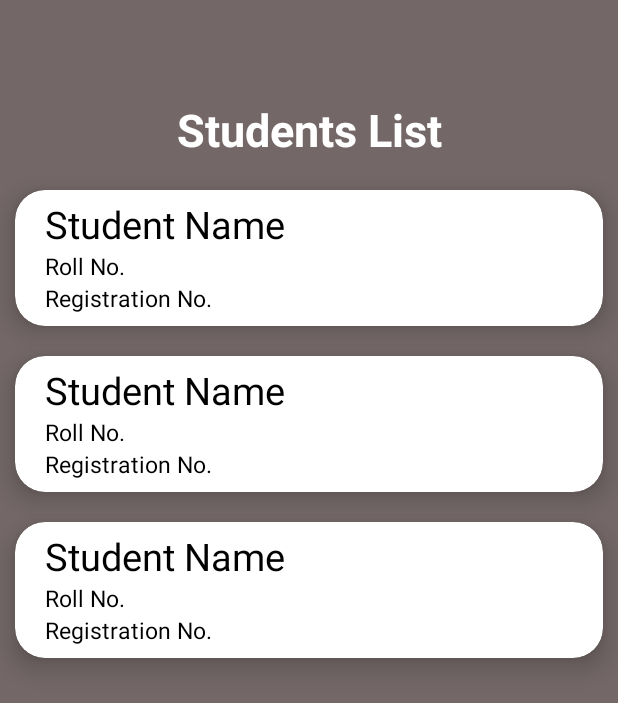
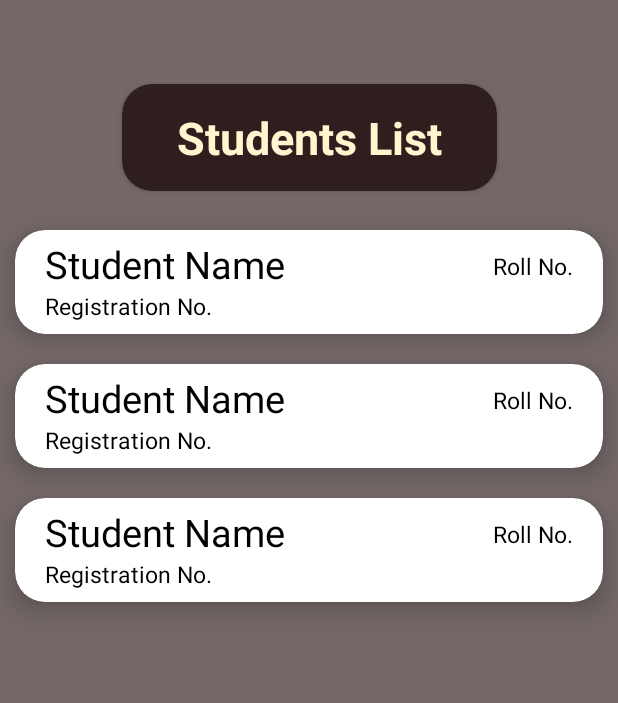
Before and after one commit to Priyanshu-2001/SchoolApp, an Android app: the layout student_list_rcv.xml on its own in the app's theme, with its tools: preview values and no code run, on a phone screen of 412 x 824 dp. Shown: the top 703 px of the screen. Run offline under Robolectric (Android 15) with nearby library versions, the light colour scheme and no system bars.

Commit message:
layout changes

```diff
--- a/app/src/main/res/layout/single_stud_rcv.xml
+++ b/app/src/main/res/layout/single_stud_rcv.xml
@@ -27,27 +27,34 @@
 
             <TextView
                 android:id="@+id/stud_name"
-                android:layout_width="match_parent"
+                android:layout_width="wrap_content"
                 android:layout_height="wrap_content"
+                android:paddingStart="20dp"
                 android:paddingTop="5dp"
-                android:paddingStart="20dp"
                 android:text="Student Name"
                 android:textSize="25dp"
-                app:layout_constraintEnd_toEndOf="parent"
+                app:layout_constraintEnd_toStartOf="@+id/stud_rollno"
+                app:layout_constraintHorizontal_bias="0.5"
+                app:layout_constraintHorizontal_chainStyle="spread_inside"
                 app:layout_constraintStart_toStartOf="parent"
                 app:layout_constraintTop_toTopOf="parent"
                 tools:ignore="RtlSymmetry" />
 
             <TextView
                 android:id="@+id/stud_rollno"
-                android:layout_width="match_parent"
+                android:layout_width="wrap_content"
                 android:layout_height="wrap_content"
+                android:layout_marginTop="8dp"
+                android:gravity="end"
                 android:paddingStart="20dp"
+                android:paddingTop="5dp"
+                android:paddingEnd="20dp"
                 android:text="Roll No."
                 android:textSize="15dp"
                 app:layout_constraintEnd_toEndOf="parent"
-                app:layout_constraintStart_toStartOf="parent"
-                app:layout_constraintTop_toBottomOf="@+id/stud_name"
+                app:layout_constraintHorizontal_bias="0.5"
+                app:layout_constraintStart_toEndOf="@+id/stud_name"
+                app:layout_constraintTop_toTopOf="parent"
                 tools:ignore="RtlSymmetry" />
 
             <TextView
@@ -61,7 +68,7 @@
                 app:layout_constraintBottom_toBottomOf="parent"
                 app:layout_constraintEnd_toEndOf="parent"
                 app:layout_constraintStart_toStartOf="parent"
-                app:layout_constraintTop_toBottomOf="@+id/stud_rollno"
+                app:layout_constraintTop_toBottomOf="@+id/stud_name"
                 tools:ignore="RtlSymmetry" />
         </androidx.constraintlayout.widget.ConstraintLayout>
     </androidx.cardview.widget.CardView>
--- a/app/src/main/res/layout/student_list_rcv.xml
+++ b/app/src/main/res/layout/student_list_rcv.xml
@@ -32,18 +32,38 @@
 
         </androidx.appcompat.widget.Toolbar>
 
-        <TextView
-            android:id="@+id/tv_title"
-            android:layout_width="wrap_content"
+
+        <androidx.cardview.widget.CardView
+            android:id="@+id/title_card"
+            android:layout_width="250dp"
             android:layout_height="wrap_content"
-            android:padding="10dp"
-            android:text="Students List"
-            android:textColor="@color/white"
-            android:textSize="30dp"
-            android:textStyle="bold"
+            android:layout_marginStart="16dp"
+            android:layout_marginEnd="16dp"
+            android:layout_marginBottom="16dp"
+            android:elevation="40dp"
+            android:backgroundTint="#2E1E1E"
+            app:cardCornerRadius="20dp"
+            app:layout_constraintBottom_toTopOf="@+id/rcv_stud"
             app:layout_constraintEnd_toEndOf="parent"
             app:layout_constraintStart_toStartOf="parent"
-            app:layout_constraintTop_toBottomOf="@id/toolbar" />
+            app:layout_constraintTop_toBottomOf="@id/toolbar">
+
+            <TextView
+                android:id="@+id/tv_title"
+                android:layout_width="match_parent"
+                android:layout_height="match_parent"
+                android:gravity="center"
+                android:padding="15dp"
+                android:text="Students List"
+                android:textColor="#FFF5CE"
+                android:textStyle="bold"
+                android:textSize="30sp"
+                app:layout_constraintBottom_toTopOf="@+id/rcv_stud"
+                app:layout_constraintEnd_toEndOf="parent"
+                app:layout_constraintStart_toStartOf="parent"
+                app:layout_constraintTop_toBottomOf="@id/toolbar" />
+
+        </androidx.cardview.widget.CardView>
 
         <androidx.recyclerview.widget.RecyclerView
             android:id="@+id/rcv_stud"
@@ -54,7 +74,7 @@
             app:layout_constraintBottom_toBottomOf="parent"
             app:layout_constraintEnd_toEndOf="parent"
             app:layout_constraintStart_toStartOf="parent"
-            app:layout_constraintTop_toBottomOf="@+id/tv_title"
+            app:layout_constraintTop_toBottomOf="@+id/title_card"
             tools:listitem="@layout/single_stud_rcv" />
 
     </androidx.constraintlayout.widget.ConstraintLayout>
```
Also changed, not shown: app/src/main/res/layout/activity_admin_dashboard.xml (+27 -11 lines).
